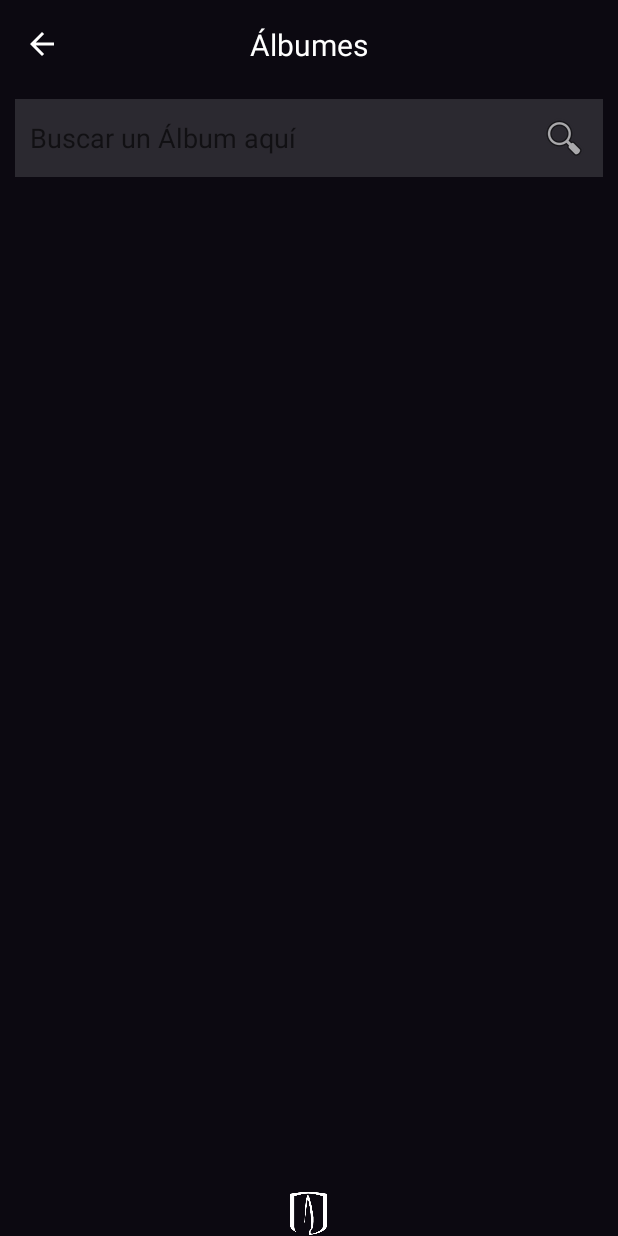
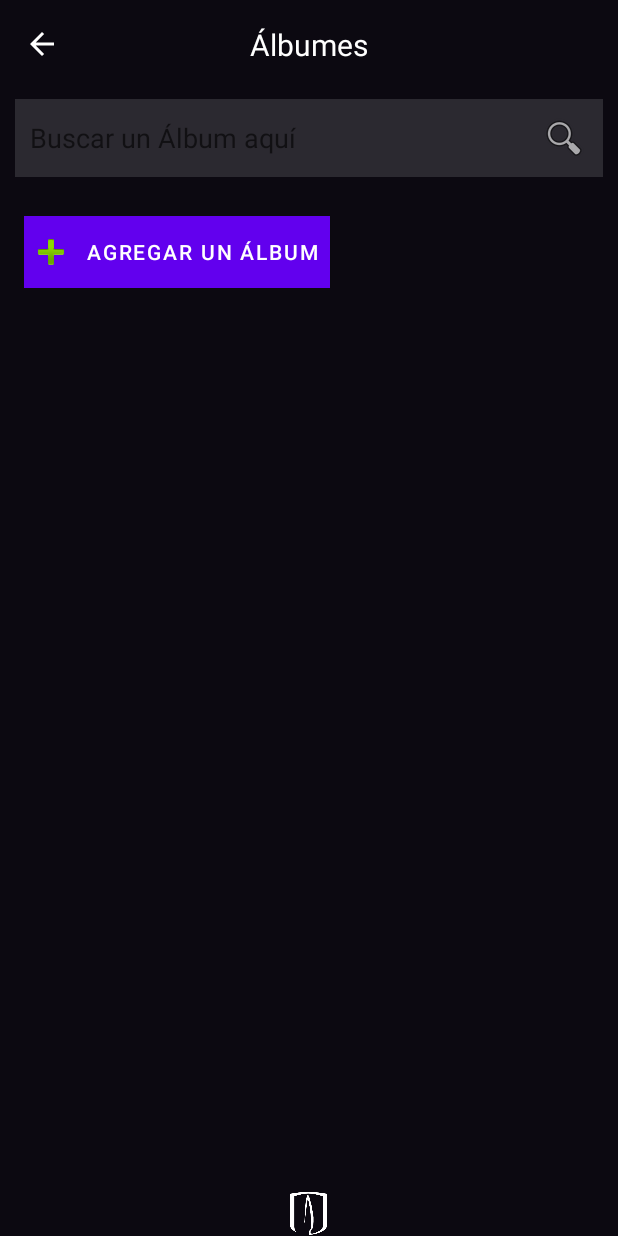
Before and after one commit to carloscastillof/app_moviles_MISO, an Android app: the AlbumsActivity screen opened directly, with no data from a screen before it, on a phone screen of 412 x 824 dp. Run offline under Robolectric (Android 15) with nearby library versions, the phone set to English and light mode, and no system bars; our stand-ins replace Picasso; pictures from the network do not load.

Commit message:
feature: add button to add album

```diff
--- a/app/src/main/res/layout/activity_albums.xml
+++ b/app/src/main/res/layout/activity_albums.xml
@@ -7,7 +7,7 @@
     tools:context=".views.AlbumsActivity">
 
     <include android:id="@+id/toolbar" layout="@layout/toolbar" />
-    <include layout="@layout/app_image"/>
+    <include layout="@layout/app_image" />
 
     <LinearLayout
         android:layout_width="match_parent"
@@ -21,11 +21,32 @@
             android:imeOptions="actionSearch"
             android:inputType="text" />
 
+        <LinearLayout
+            android:layout_width="match_parent"
+            android:layout_height="wrap_content"
+            android:orientation="horizontal"
+            android:gravity="start|center_vertical"
+            android:padding="16dp">
+
+            <Button
+                android:layout_width="wrap_content"
+                android:layout_height="wrap_content"
+                android:drawableLeft="@android:drawable/ic_input_add"
+                android:text="Agregar un álbum"
+                android:paddingEnd="8dp"
+                android:background="#D0BCFF"
+                android:onClick="onAddAlbumClick"
+                android:padding="2dp"
+                android:textColor="@android:color/white"
+                android:gravity="center_vertical"
+                android:drawablePadding="5dp"
+                android:layout_gravity="start" />
+
+        </LinearLayout>
 
         <androidx.recyclerview.widget.RecyclerView
             android:id="@+id/rvAlbums"
             android:layout_width="match_parent"
-            android:layout_height="match_parent"
-            />
+            android:layout_height="match_parent" />
     </LinearLayout>
 </FrameLayout>
```
